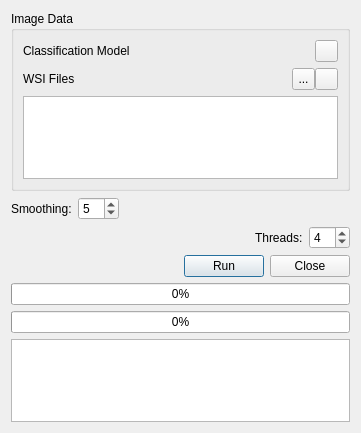
Old version of the form rec_dialog.ui in the repository frankyeh/WSRecognizer.
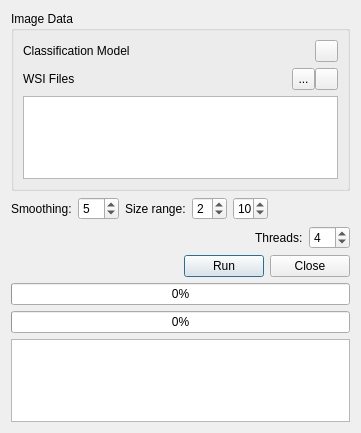
New version of the form. Icons and pictures are not drawn.

What changed in the file:
```diff
--- a/rec_dialog.ui
+++ b/rec_dialog.ui
@@ -144,6 +144,63 @@
        </property>
       </widget>
      </item>
+     <item>
+      <widget class="QLabel" name="label">
+       <property name="text">
+        <string>Size range:</string>
+       </property>
+      </widget>
+     </item>
+     <item>
+      <widget class="QSpinBox" name="min_size">
+       <property name="minimumSize">
+        <size>
+         <width>35</width>
+         <height>0</height>
+        </size>
+       </property>
+       <property name="maximumSize">
+        <size>
+         <width>35</width>
+         <height>16777215</height>
+        </size>
+       </property>
+       <property name="maximum">
+        <number>50</number>
+       </property>
+       <property name="singleStep">
+        <number>5</number>
+       </property>
+       <property name="value">
+        <number>2</number>
+       </property>
+      </widget>
+     </item>
+     <item>
+      <widget class="QSpinBox" name="max_size">
+       <property name="minimumSize">
+        <size>
+         <width>35</width>
+         <height>0</height>
+        </size>
+       </property>
+       <property name="maximumSize">
+        <size>
+         <width>35</width>
+         <height>16777215</height>
+        </size>
+       </property>
+       <property name="maximum">
+        <number>1000</number>
+       </property>
+       <property name="singleStep">
+        <number>5</number>
+       </property>
+       <property name="value">
+        <number>10</number>
+       </property>
+      </widget>
+     </item>
      <item>
       <spacer name="horizontalSpacer_6">
        <property name="orientation">
```
